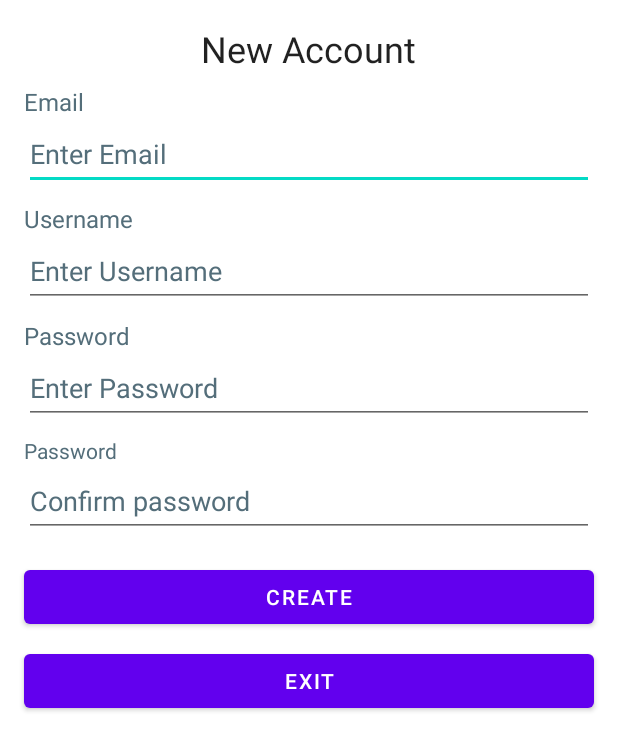
After one commit to AlexEchanove/Flex, an Android app: the layout user_login.xml on its own in the app's theme, with its tools: preview values and no code run, on a phone screen of 412 x 824 dp. The commit adds this screen. Shown: the top 751 px of the screen. Run offline under Robolectric (Android 15) with nearby library versions, the phone set to English and light mode, and no system bars.

Commit message:
Register User But Add Nav

```diff
--- a/app/src/main/java/com/example/flex/MainActivity.java
+++ b/app/src/main/java/com/example/flex/MainActivity.java
@@ -5,10 +5,23 @@ import android.view.View;
 import android.widget.Button;
 import android.widget.EditText;
 import android.widget.Toast;
+
+import com.example.flex.model.UserAccount;
+import com.google.firebase.Firebase;
+import com.google.firebase.database.DatabaseReference;
+import com.google.firebase.database.FirebaseDatabase;
+
+import java.util.HashMap;
+import java.util.Map;
+
 public class MainActivity extends AppCompatActivity {
     EditText username;
     EditText password;
     Button loginButton;
+
+    FirebaseDatabase rootNode;
+    DatabaseReference reference;
+
     @Override
     protected void onCreate(Bundle savedInstanceState) {
         super.onCreate(savedInstanceState);
@@ -16,6 +29,9 @@ public class MainActivity extends AppCompatActivity {
         username = findViewById(R.id.username);
         password = findViewById(R.id.password);
         loginButton = findViewById(R.id.loginButton);
+
+
+
         loginButton.setOnClickListener(new View.OnClickListener() {
             @Override
             public void onClick(View view) {
--- /dev/null
+++ b/app/src/main/java/com/example/flex/SignUp.java
@@ -0,0 +1,53 @@
+package com.example.flex;
+
+import android.os.Bundle;
+import android.view.LayoutInflater;
+import android.view.View;
+import android.view.ViewGroup;
+import android.widget.Button;
+import android.widget.EditText;
+
+import androidx.appcompat.app.AppCompatActivity;
+
+import com.example.flex.model.UserAccount;
+import com.google.android.material.textfield.TextInputLayout;
+import com.google.firebase.database.DatabaseReference;
+import com.google.firebase.database.FirebaseDatabase;
+
+public class SignUp extends AppCompatActivity {
+
+    EditText regEmail, regUsername, regPassword;
+    Button createBtn, exitBtn;
+
+    FirebaseDatabase rootNode;
+    DatabaseReference reference;
+
+    protected void onCreate(Bundle savedInstanceState) {
+        super.onCreate(savedInstanceState);
+        setContentView(R.layout.user_login);
+
+        regEmail = findViewById(R.id.email);
+        regUsername = findViewById(R.id.username);
+        regPassword = findViewById(R.id.password);
+        createBtn = findViewById(R.id.create_button);
+        exitBtn = findViewById(R.id.exit_button);
+
+        createBtn.setOnClickListener(new View.OnClickListener() {
+            @Override
+            public void onClick(View view) {
+                rootNode = FirebaseDatabase.getInstance();
+                reference = rootNode.getReference("users");
+
+                String email = regEmail.getText().toString();
+                String username = regUsername.getText().toString();
+                String password = regPassword.getText().toString();
+
+                UserAccount userAccount = new UserAccount(email, username, password);
+
+                reference.setValue("Changed");
+            }
+        });
+
+    }
+
+}
--- a/app/src/main/java/com/example/flex/model/UserAccount.java
+++ b/app/src/main/java/com/example/flex/model/UserAccount.java
@@ -1,4 +1,36 @@
 package com.example.flex.model;
 
 public class UserAccount {
+
+    String email, username, password;
+
+    public UserAccount(String email, String username, String password) {
+        this.email = email;
+        this.username = username;
+        this.password = password;
+    }
+
+    public String getEmail() {
+        return email;
+    }
+
+    public void setEmail(String email) {
+        this.email = email;
+    }
+
+    public String getUsername() {
+        return username;
+    }
+
+    public void setUsername(String username) {
+        this.username = username;
+    }
+
+    public String getPassword() {
+        return password;
+    }
+
+    public void setPassword(String password) {
+        this.password = password;
+    }
 }
--- a/app/src/main/res/layout/activity_main.xml
+++ b/app/src/main/res/layout/activity_main.xml
@@ -71,7 +71,7 @@
         </LinearLayout>
     </androidx.cardview.widget.CardView>
 
-    <TextView
+    <Button
         android:id="@+id/signupText"
         android:layout_width="wrap_content"
         android:layout_height="wrap_content"
@@ -79,6 +79,7 @@
         android:padding="8dp"
         android:text="Not yet registered? SignUp Now"
         android:textAlignment="center"
+        android:backgroundTint="@color/white"
         android:textColor="@color/scarlet"
         android:textSize="14sp" />
 </LinearLayout>
--- /dev/null
+++ b/app/src/main/res/layout/user_login.xml
@@ -0,0 +1,131 @@
+<?xml version="1.0" encoding="utf-8"?>
+<LinearLayout xmlns:android="http://schemas.android.com/apk/res/android"
+    android:layout_width="match_parent"
+    android:layout_height="wrap_content"
+    android:layout_gravity="top"
+    android:orientation="vertical">
+
+    <TextView
+        android:layout_width="wrap_content"
+        android:layout_height="wrap_content"
+        android:layout_gravity="center"
+        android:layout_marginTop="16dp"
+        android:layout_marginBottom="8dp"
+        android:text="New Account"
+        android:textAppearance="@style/TextAppearance.AppCompat.Headline"
+        />
+
+    <TextView
+        android:layout_width="wrap_content"
+        android:layout_height="wrap_content"
+        android:layout_gravity="start"
+        android:layout_marginLeft="16dp"
+        android:layout_marginRight="16dp"
+        android:text="Email"
+        android:textColor="#546E7A"
+        android:textSize="16sp" />
+
+    <EditText
+        android:id="@+id/email"
+        android:layout_width="match_parent"
+        android:layout_height="wrap_content"
+        android:layout_marginLeft="16dp"
+        android:layout_marginRight="16dp"
+        android:layout_marginBottom="8dp"
+        android:hint="Enter Email"
+        android:inputType="textPassword"
+        android:maxLines="1"
+        android:minHeight="48dp"
+        android:textColorHint="#546E7A"
+        android:autofillHints="username"/>
+
+    <TextView
+        android:layout_width="wrap_content"
+        android:layout_height="wrap_content"
+        android:layout_gravity="start"
+        android:layout_marginLeft="16dp"
+        android:layout_marginRight="16dp"
+        android:text="Username"
+        android:textColor="#546E7A"
+        android:textSize="16sp" />
+
+    <EditText
+        android:id="@+id/username"
+        android:layout_width="match_parent"
+        android:layout_height="wrap_content"
+        android:layout_marginLeft="16dp"
+        android:layout_marginRight="16dp"
+        android:layout_marginBottom="8dp"
+        android:hint="Enter Username"
+        android:inputType="textPassword"
+        android:maxLines="1"
+        android:minHeight="48dp"
+        android:textColorHint="#546E7A"
+        android:autofillHints="username"/>
+
+    <TextView
+        android:layout_width="wrap_content"
+        android:layout_height="wrap_content"
+        android:layout_gravity="start"
+        android:layout_marginLeft="16dp"
+        android:layout_marginRight="16dp"
+        android:text="Password"
+        android:textColor="#546E7A"
+        android:textSize="16sp" />
+
+    <EditText
+        android:id="@+id/password"
+        android:layout_width="match_parent"
+        android:layout_height="wrap_content"
+        android:layout_marginLeft="16dp"
+        android:layout_marginRight="16dp"
+        android:layout_marginBottom="8dp"
+        android:hint="Enter Password"
+        android:inputType="textPassword"
+        android:maxLines="1"
+        android:minHeight="48dp"
+        android:textColorHint="#546E7A"
+        android:autofillHints="password"/>
+
+    <TextView
+        android:layout_width="wrap_content"
+        android:layout_height="wrap_content"
+        android:layout_gravity="start"
+        android:layout_marginLeft="16dp"
+        android:layout_marginRight="16dp"
+        android:labelFor="@+id/password_confirm"
+        android:text="Password"
+        android:textColor="#546E7A" />
+
+    <EditText
+        android:id="@+id/password_confirm"
+        android:layout_width="match_parent"
+        android:layout_height="wrap_content"
+        android:layout_marginLeft="16dp"
+        android:layout_marginRight="16dp"
+        android:layout_marginBottom="8dp"
+        android:hint="Confirm password"
+        android:inputType="textPassword"
+        android:maxLines="1"
+        android:minHeight="48dp"
+        android:textColorHint="#546E7A"
+        android:autofillHints="password"/>
+
+    <Button
+        android:id="@+id/create_button"
+        android:layout_width="match_parent"
+        android:layout_height="wrap_content"
+        android:layout_marginLeft="16dp"
+        android:layout_marginTop="8dp"
+        android:layout_marginRight="16dp"
+        android:text="Create" />
+
+    <Button
+        android:id="@+id/exit_button"
+        android:layout_width="match_parent"
+        android:layout_height="wrap_content"
+        android:layout_marginLeft="16dp"
+        android:layout_marginTop="8dip"
+        android:layout_marginRight="16dp"
+        android:text="Exit" />
+</LinearLayout>
```
